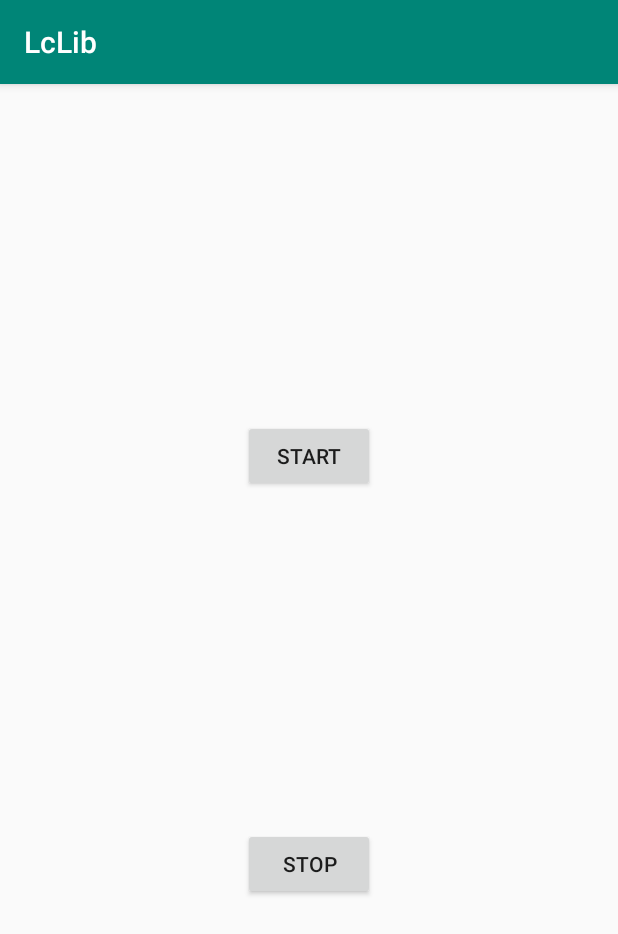
After one commit to tangtingyun/LcLib, an Android app: the JetpackActivity screen opened directly, with no data from a screen before it, on a phone screen of 412 x 824 dp. The commit adds this screen. Shown: the top 934 px of the screen. Run offline under Robolectric (Android 15) with nearby library versions, the phone set to English and light mode, and no system bars.

Commit message:
写着玩

```diff
--- a/app/src/main/AndroidManifest.xml
+++ b/app/src/main/AndroidManifest.xml
@@ -13,10 +13,11 @@
         android:roundIcon="@mipmap/ic_launcher_round"
         android:supportsRtl="true"
         android:theme="@style/AppTheme">
-        <activity android:name=".work.exo.ExoActivity"></activity>
+        <activity android:name=".work.jetpack.JetpackActivity"></activity>
+        <activity android:name=".work.exo.ExoActivity" />
         <activity android:name=".work.page.WindowManagerAct" />
         <activity android:name=".work.page.StorageActivity" />
-        <activity android:name=".work.flow.FlowActivity"></activity>
+        <activity android:name=".work.flow.FlowActivity" />
         <activity android:name=".work.page.Sample">
             <intent-filter>
                 <action android:name="android.intent.action.MAIN" />
--- a/app/src/main/java/com/step/lclib/work/flow/FlowActivity.kt
+++ b/app/src/main/java/com/step/lclib/work/flow/FlowActivity.kt
@@ -75,7 +75,9 @@ class FlowActivity : AppCompatActivity() {
                 lclog("apiFlow 111 ->   ")
                 delay(3000)
                 repository.getRandomAndroid()
-                    .map { it }
+                    .map {
+                        it
+                    }
                     .flatMapConcat {
                         lclog("返回值是什么：  ${it.getOrNull()}")
                         delay(3000)
--- /dev/null
+++ b/app/src/main/java/com/step/lclib/work/jetpack/JetpackActivity.kt
@@ -0,0 +1,27 @@
+package com.step.lclib.work.jetpack
+
+import androidx.appcompat.app.AppCompatActivity
+import android.os.Bundle
+import androidx.lifecycle.ViewModelProvider
+import com.step.lclib.R
+import com.step.lclib.databinding.ActivityJetpackBinding
+
+class JetpackActivity : AppCompatActivity() {
+    lateinit var binding: ActivityJetpackBinding
+    override fun onCreate(savedInstanceState: Bundle?) {
+        super.onCreate(savedInstanceState)
+        setContentView(R.layout.activity_jetpack)
+        binding = ActivityJetpackBinding.inflate(layoutInflater)
+        setContentView(binding.root)
+
+
+        val scopeViewModel = ViewModelProvider(this)[ScopeViewModel::class.java]
+        binding.btnStart.setOnClickListener {
+            scopeViewModel.checkPop()
+        }
+
+        binding.btnStop.setOnClickListener {
+            scopeViewModel.stopCheck()
+        }
+    }
+}
--- /dev/null
+++ b/app/src/main/res/layout/activity_jetpack.xml
@@ -0,0 +1,28 @@
+<?xml version="1.0" encoding="utf-8"?>
+<androidx.constraintlayout.widget.ConstraintLayout xmlns:android="http://schemas.android.com/apk/res/android"
+    xmlns:app="http://schemas.android.com/apk/res-auto"
+    xmlns:tools="http://schemas.android.com/tools"
+    android:layout_width="match_parent"
+    android:layout_height="match_parent"
+    tools:context=".work.jetpack.JetpackActivity">
+
+    <Button
+        android:id="@+id/btn_start"
+        android:layout_width="wrap_content"
+        android:layout_height="wrap_content"
+        android:text="start"
+        app:layout_constraintBottom_toTopOf="@+id/btn_stop"
+        app:layout_constraintEnd_toEndOf="parent"
+        app:layout_constraintStart_toStartOf="parent"
+        app:layout_constraintTop_toTopOf="parent" />
+
+    <Button
+        android:id="@+id/btn_stop"
+        android:layout_width="wrap_content"
+        android:layout_height="wrap_content"
+        android:text="stop"
+        app:layout_constraintBottom_toBottomOf="parent"
+        app:layout_constraintEnd_toEndOf="parent"
+        app:layout_constraintStart_toStartOf="parent"
+        app:layout_constraintTop_toBottomOf="@id/btn_start" />
+</androidx.constraintlayout.widget.ConstraintLayout>
```
Also changed, not shown: app/src/main/java/com/step/lclib/work/jetpack/ScopeViewModel.kt (added, +36 -0 lines), app/src/main/res/drawable/bg_gradient.xml (added, +7 -0 lines).
